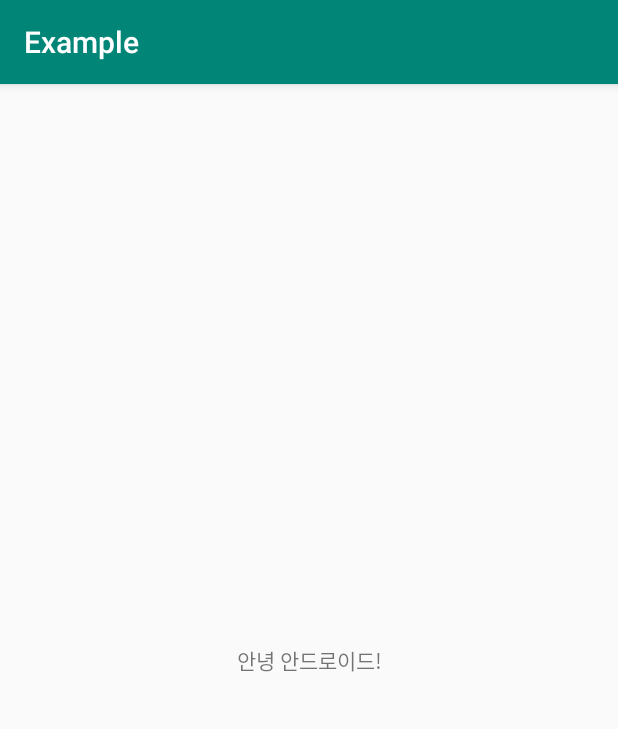
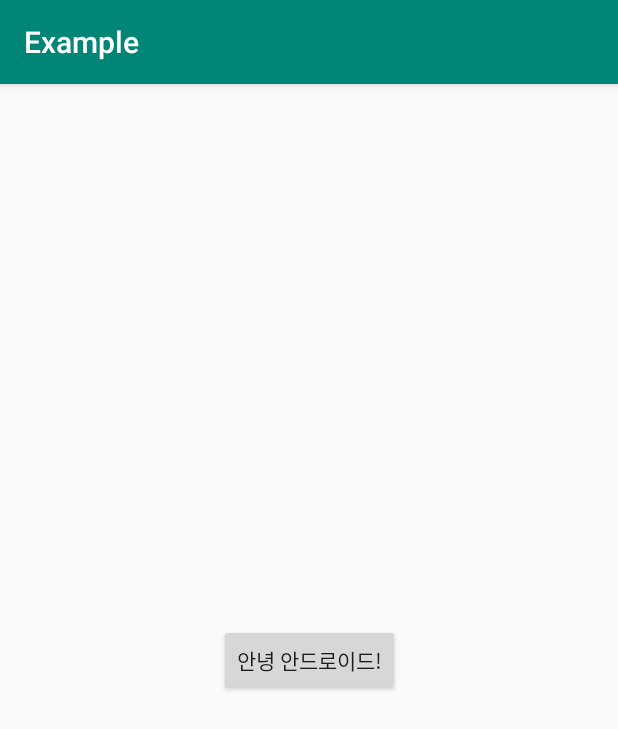
Before and after one commit to Jungea/Android_Studio_Practice, an Android app: the screen it shows after launch (MainActivity), on a phone screen of 412 x 824 dp. Shown: the top 729 px of the screen. Run offline under Robolectric (Android 15) with nearby library versions, the phone set to English and light mode, and no system bars.

```diff
--- a/Example/app/src/main/res/layout/activity_main.xml
+++ b/Example/app/src/main/res/layout/activity_main.xml
@@ -6,9 +6,10 @@
     android:layout_height="match_parent"
     tools:context=".MainActivity">
 
-    <TextView
+    <Button
         android:layout_width="wrap_content"
         android:layout_height="wrap_content"
+        android:onClick="onButton1Clicked"
         android:text="안녕 안드로이드!"
         app:layout_constraintBottom_toBottomOf="parent"
         app:layout_constraintLeft_toLeftOf="parent"
```
Also changed, not shown: Example/app/src/main/java/com/example/jungea/example/MainActivity.java (+7 -0 lines).
